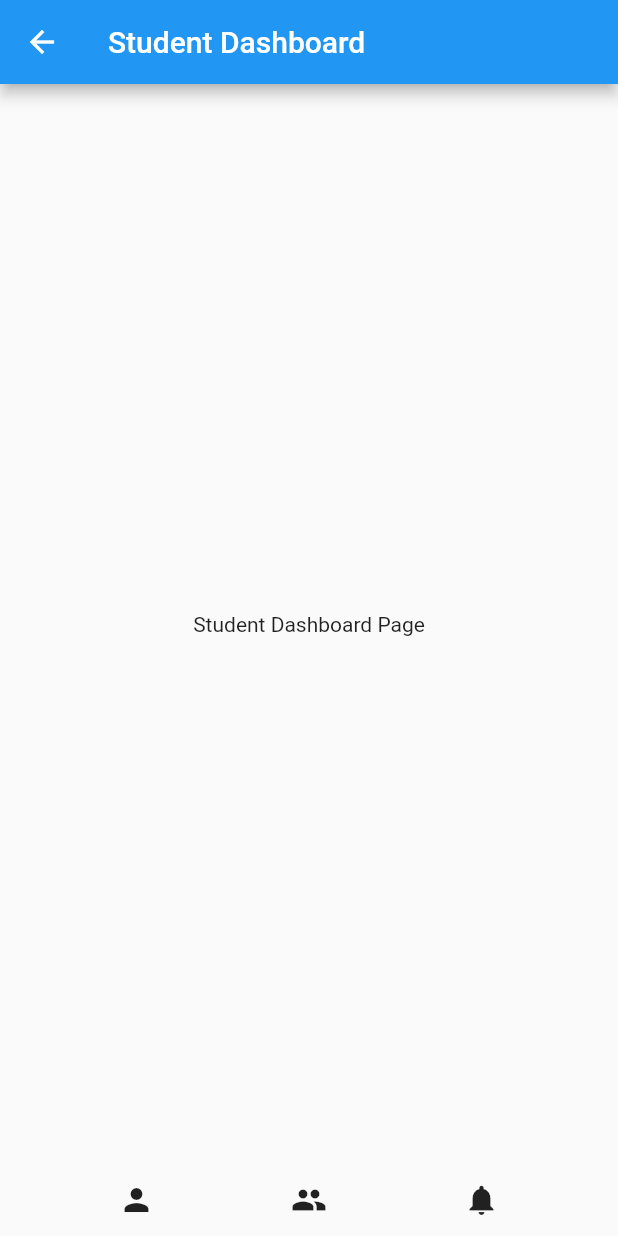
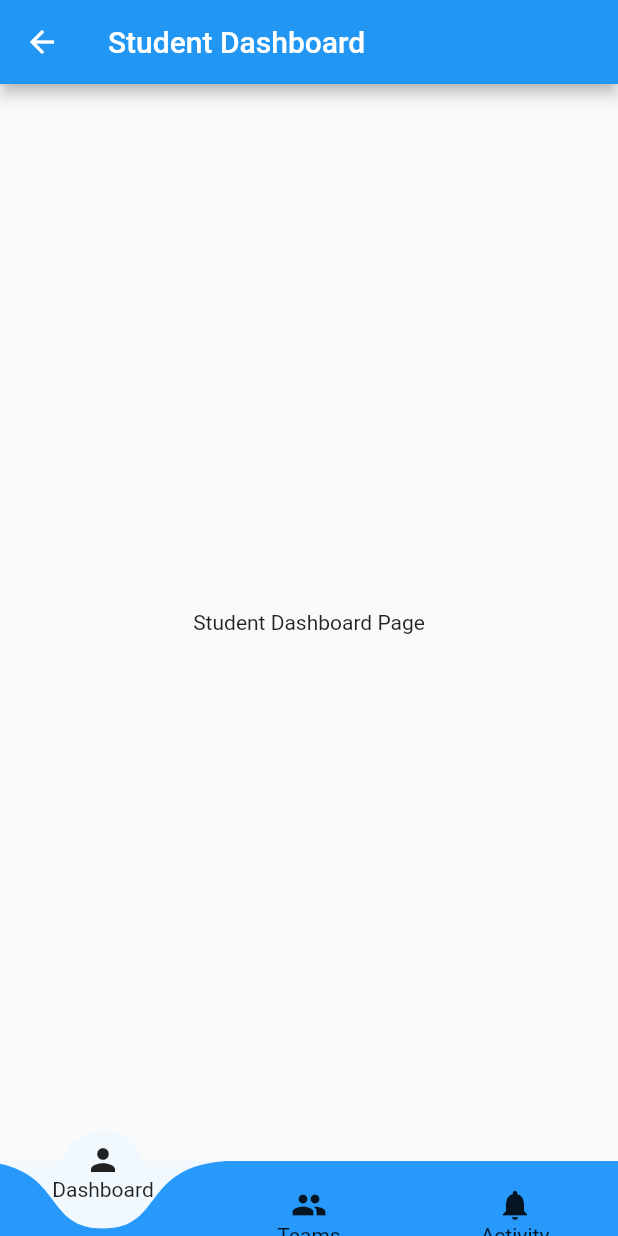
Before and after one commit to eamonsuo/TheSuper6_TeamPeerFeedback, a Flutter app: the StudentHome screen opened directly, on a phone screen of 412 x 824 dp. Run offline on Flutter 3.47's test engine with Material 2 defaults, Android fonts, the phone set to English and light mode, and no system bars; drawn by our look-alikes of curved_navigation_bar.

Commit message:
Updated nav bar visuals, Added class UIColors.

```diff
--- a/lib/mainStructures/student_home.dart
+++ b/lib/mainStructures/student_home.dart
@@ -1,7 +1,10 @@
 import 'package:deco3801_project/pages/student_activity.dart';
 import 'package:deco3801_project/pages/student_dashboard.dart';
 import 'package:deco3801_project/pages/student_teams.dart';
+import 'package:deco3801_project/util/ui_colours.dart';
+import 'package:deco3801_project/widgets/nav_icon.dart';
 import 'package:flutter/material.dart';
+import 'package:curved_navigation_bar/curved_navigation_bar.dart';
 
 class StudentHome extends StatefulWidget {
   @override
@@ -31,22 +34,20 @@ class _StudentHomePageState extends State<StudentHome> {
   @override
   Widget build(BuildContext context) {
     return Scaffold(
-      bottomNavigationBar: SizedBox(
-        width: MediaQuery.of(context).size.width,
-        child: Row(mainAxisAlignment: MainAxisAlignment.spaceEvenly, children: [
-          IconButton(
-              onPressed: () => changePageIndex(0),
-              icon: Icon(Icons.person),
-              tooltip: 'Dashboard'),
-          IconButton(
-              onPressed: () => changePageIndex(1),
-              icon: Icon(Icons.people),
-              tooltip: 'Teams'),
-          IconButton(
-              onPressed: () => changePageIndex(2),
-              icon: Icon(Icons.notifications),
-              tooltip: 'Activity')
-        ]),
+      bottomNavigationBar: CurvedNavigationBar (
+        color: UIColours.blue,
+        buttonBackgroundColor: UIColours.background,
+        backgroundColor: UIColours.background,
+        height: 50,
+        animationCurve: Curves.easeOut,
+        items: <Widget>[
+          NavIcon(Icon(Icons.person), "Dashboard"),
+          NavIcon(Icon(Icons.people), "Teams"),
+          NavIcon(Icon(Icons.notifications), "Activity"),
+        ],
+        onTap: (index) {
+          changePageIndex(index);
+        },
       ),
       body: pages[currentIndex],
     );
--- /dev/null
+++ b/lib/util/ui_colours.dart
@@ -0,0 +1,11 @@
+import 'package:flutter/material.dart';
+
+// I don't know if this is the best way to implement this.
+class UIColours {
+  static Color blue = const Color(0xFF2699FB);
+  static Color white = const Color(0xFFFFFFFF);
+  static Color background = const Color(0xFFF1F9FF);
+  static Color darkBlue = const Color(0xFF155A94);
+  static Color lightBlue = const Color(0xFF7FC4FD);   // if you have a better name
+  static Color paleBlue = const Color(0xFFBCE0FD);    // feel free to change these
+}
--- /dev/null
+++ b/lib/widgets/nav_icon.dart
@@ -0,0 +1,20 @@
+import 'package:flutter/material.dart';
+
+class NavIcon extends StatelessWidget {
+
+  final Icon icon;
+  final String text;
+
+  NavIcon(this.icon, this.text);
+
+  @override
+  Widget build(BuildContext context) {
+    return Column(
+            mainAxisAlignment: MainAxisAlignment.center,
+            children: [
+              icon,
+              Text(text),
+            ],
+          );
+  }
+}
```
Also changed, not shown: lib/mainStructures/tutor_home.dart (+17 -16 lines).
